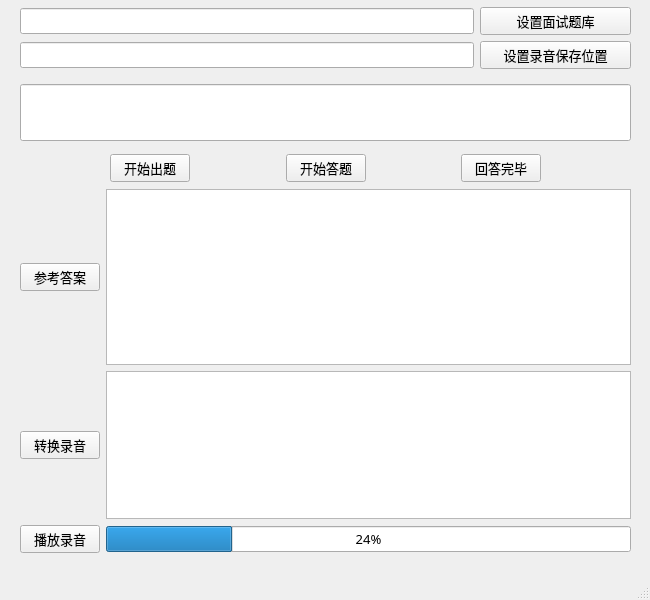
The window that src/Gui/InterviewAssistantGui.ui (cestbonsuliu/InterviewAssistant) describes before a commit, drawn with Qt 5.
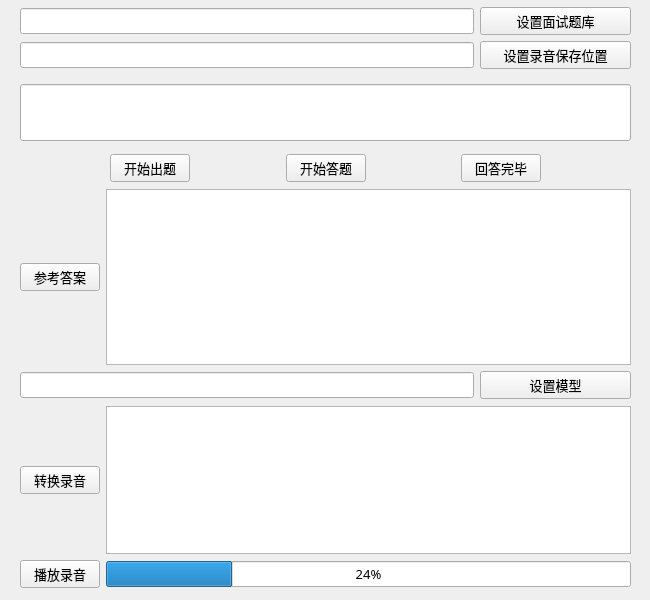
The same window after the commit.

```diff
--- a/src/Gui/InterviewAssistantGui.ui
+++ b/src/Gui/InterviewAssistantGui.ui
@@ -33,7 +33,7 @@
      <set>Qt::AlignCenter</set>
     </property>
    </widget>
-   <widget class="QWidget" name="">
+   <widget class="QWidget" name="layoutWidget">
     <property name="geometry">
      <rect>
       <x>20</x>
@@ -102,7 +102,7 @@
      </item>
     </layout>
    </widget>
-   <widget class="QWidget" name="">
+   <widget class="QWidget" name="layoutWidget">
     <property name="geometry">
      <rect>
       <x>20</x>
@@ -205,7 +205,7 @@
      </item>
     </layout>
    </widget>
-   <widget class="QWidget" name="">
+   <widget class="QWidget" name="layoutWidget">
     <property name="geometry">
      <rect>
       <x>20</x>
@@ -240,11 +240,11 @@
      </item>
     </layout>
    </widget>
-   <widget class="QWidget" name="">
+   <widget class="QWidget" name="layoutWidget">
     <property name="geometry">
      <rect>
       <x>20</x>
-      <y>371</y>
+      <y>406</y>
       <width>611</width>
       <height>148</height>
      </rect>
@@ -275,11 +275,11 @@
      </item>
     </layout>
    </widget>
-   <widget class="QWidget" name="">
+   <widget class="QWidget" name="layoutWidget">
     <property name="geometry">
      <rect>
       <x>20</x>
-      <y>525</y>
+      <y>560</y>
       <width>611</width>
       <height>28</height>
      </rect>
@@ -313,18 +313,42 @@
      </item>
     </layout>
    </widget>
+   <widget class="QWidget" name="layoutWidget_2">
+    <property name="geometry">
+     <rect>
+      <x>20</x>
+      <y>371</y>
+      <width>611</width>
+      <height>28</height>
+     </rect>
+    </property>
+    <layout class="QHBoxLayout" name="horizontalLayout_8" stretch="6,2">
+     <item>
+      <widget class="QLineEdit" name="lineEdit_5">
+       <property name="font">
+        <font>
+         <family>微软雅黑</family>
+         <pointsize>10</pointsize>
+        </font>
+       </property>
+      </widget>
+     </item>
+     <item>
+      <widget class="QPushButton" name="pushButton_10">
+       <property name="font">
+        <font>
+         <family>微软雅黑</family>
+         <pointsize>10</pointsize>
+        </font>
+       </property>
+       <property name="text">
+        <string>设置模型</string>
+       </property>
+      </widget>
+     </item>
+    </layout>
+   </widget>
   </widget>
-  <widget class="QMenuBar" name="menubar">
-   <property name="geometry">
-    <rect>
-     <x>0</x>
-     <y>0</y>
-     <width>650</width>
-     <height>22</height>
-    </rect>
-   </property>
-  </widget>
-  <widget class="QStatusBar" name="statusbar"/>
  </widget>
  <resources/>
  <connections/>
```
